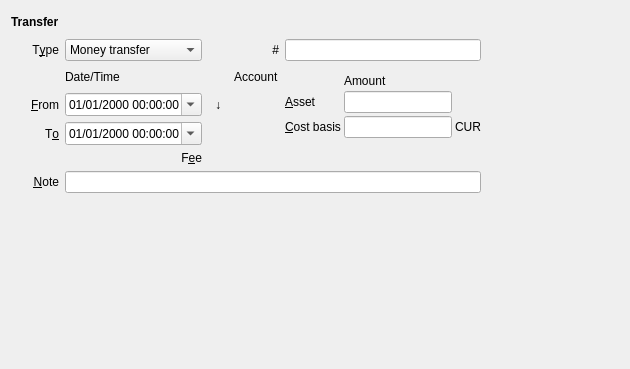
First picture: the form in jal/ui/widgets/transfer_operation.ui, repository titov-vv/jal, before the edit; both pictures show x 0 to 630 and y 0 to 369 of the 1272 by 369 pixel window.
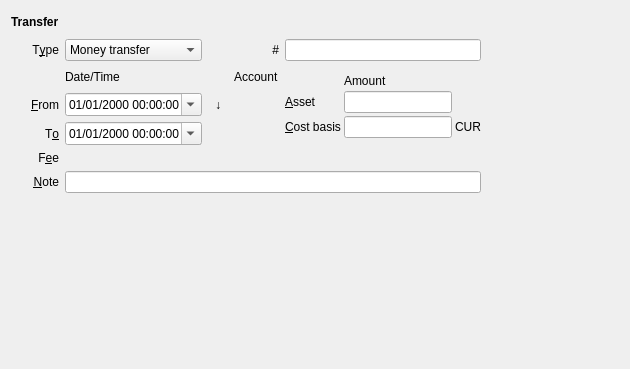
Second picture: the form after the edit. Custom widgets are drawn as their Qt base class.

Commit message: FeeWidget placement in operation's widgets was improved.

```diff
--- a/jal/ui/widgets/transfer_operation.ui
+++ b/jal/ui/widgets/transfer_operation.ui
@@ -110,9 +110,6 @@
      </property>
     </widget>
    </item>
-   <item row="5" column="5" colspan="5">
-    <widget class="FeeWidget" name="fee_widget" native="true"/>
-   </item>
    <item row="1" column="5">
     <widget class="QLabel" name="number_label">
      <property name="text">
@@ -297,19 +294,6 @@
      </property>
     </widget>
    </item>
-   <item row="5" column="2" colspan="2">
-    <widget class="QLabel" name="fee_label">
-     <property name="text">
-      <string>F&amp;ee</string>
-     </property>
-     <property name="alignment">
-      <set>Qt::AlignmentFlag::AlignRight|Qt::AlignmentFlag::AlignTrailing|Qt::AlignmentFlag::AlignVCenter</set>
-     </property>
-     <property name="buddy">
-      <cstring>fee_widget</cstring>
-     </property>
-    </widget>
-   </item>
    <item row="0" column="12">
     <widget class="QPushButton" name="revert_button">
      <property name="enabled">
@@ -383,15 +367,25 @@
    <item row="6" column="2" colspan="8">
     <widget class="QLineEdit" name="note"/>
    </item>
+   <item row="5" column="0">
+    <widget class="QLabel" name="fee_label">
+     <property name="text">
+      <string>F&amp;ee</string>
+     </property>
+     <property name="alignment">
+      <set>Qt::AlignmentFlag::AlignRight|Qt::AlignmentFlag::AlignTrailing|Qt::AlignmentFlag::AlignVCenter</set>
+     </property>
+     <property name="buddy">
+      <cstring>fee_widget</cstring>
+     </property>
+    </widget>
+   </item>
+   <item row="5" column="2" colspan="8">
+    <widget class="FeeWidget" name="fee_widget"/>
+   </item>
   </layout>
  </widget>
  <customwidgets>
-  <customwidget>
-   <class>FeeWidget</class>
-   <extends>QWidget</extends>
-   <header>jal/widgets/fee_widget.h</header>
-   <container>0</container>
-  </customwidget>
   <customwidget>
    <class>ReferenceSelectorWidget</class>
    <extends>QWidget</extends>
@@ -403,6 +397,11 @@
    <extends>QLabel</extends>
    <header>jal/widgets/account_select.h</header>
   </customwidget>
+  <customwidget>
+   <class>FeeWidget</class>
+   <extends>QWidget</extends>
+   <header>jal/widgets/fee_widget.h</header>
+  </customwidget>
  </customwidgets>
  <tabstops>
   <tabstop>TransferTypeCombo</tabstop>
```
Left out of the diff: 6 changed lines with no effect on the pictures. The commit also changes 15 other files.
